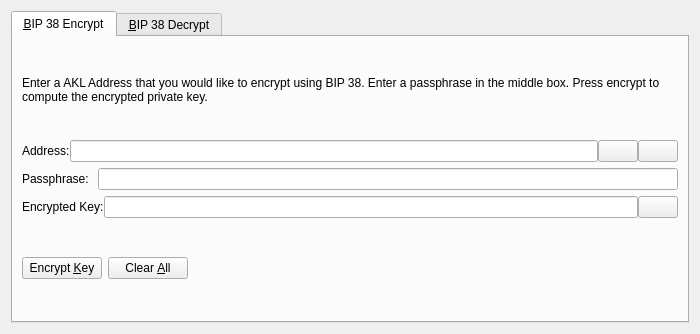
This is src/qt/forms/bip38tooldialog.ui in ZixCash/ZixCash as Qt 5 draws it before an edit. The edited form follows.
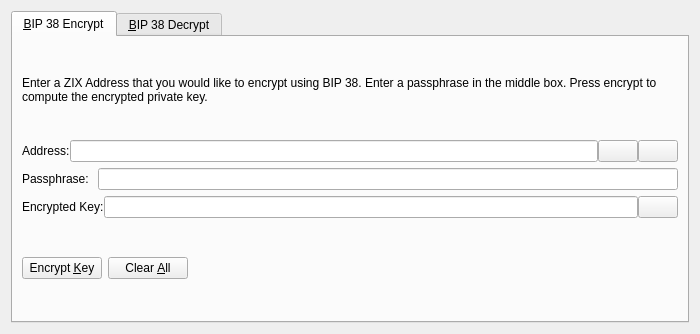
This is the edited form. The open tabs and pages were chosen to show the change. Icons and pictures are not drawn. Custom widgets are drawn as their Qt base class.

Patch:
```diff
--- a/src/qt/forms/bip38tooldialog.ui
+++ b/src/qt/forms/bip38tooldialog.ui
@@ -30,7 +30,7 @@
        <item>
         <widget class="QLabel" name="infoLabel_ENC">
          <property name="text">
-          <string>Enter a AKL Address that you would like to encrypt using BIP 38. Enter a passphrase in the middle box. Press encrypt to compute the encrypted private key.</string>
+          <string>Enter a ZIX Address that you would like to encrypt using BIP 38. Enter a passphrase in the middle box. Press encrypt to compute the encrypted private key.</string>
          </property>
          <property name="textFormat">
           <enum>Qt::PlainText</enum>
```
Left out of the diff: 24 changed lines with no effect on the pictures.
